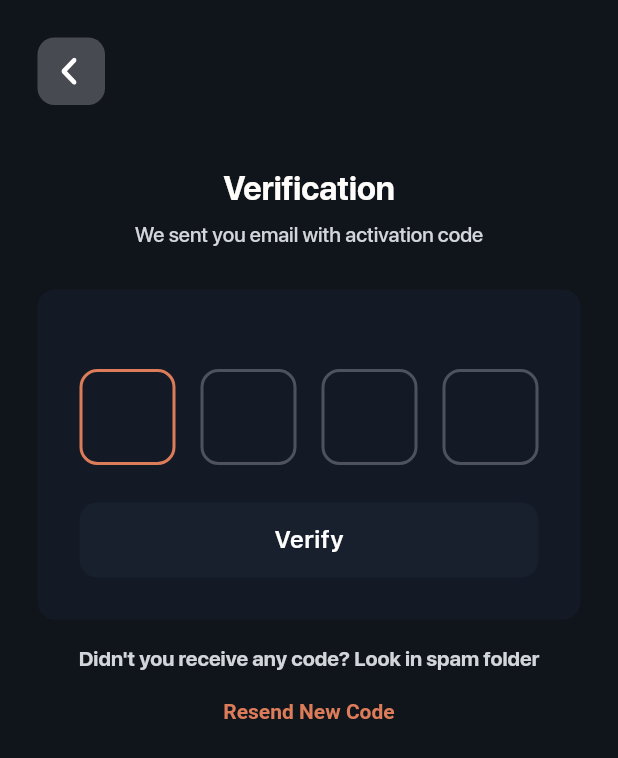
After one commit to Lexxxzy/movies_recomendations, a Flutter app: the Verification screen opened by its route, on a phone screen of 412 x 824 dp. The commit adds this screen. Shown: the top 758 px of the screen. Run offline on Flutter 3.47's test engine with Material 2 defaults, Android fonts, the phone set to English and light mode, and no system bars; our stand-ins replace animated_text_kit, bloc, equatable, flutter_bloc, flutter_svg, flutter_swiper and 6 more; accounts and stored records are empty; network calls fail; project files that could hold a hidden picture were left out.

Commit message:
adding account varification + refactoring

```diff
--- a/lib/components/button.dart
+++ b/lib/components/button.dart
@@ -1,7 +1,7 @@
 import 'package:flutter/material.dart';
 import 'package:movies_recomendations/constants.dart';
 
-class greyButton extends StatelessWidget {
+class myCustomButton extends StatelessWidget {
   late String content;
   late Function onPress;
   late double fontSize;
@@ -9,7 +9,7 @@ class greyButton extends StatelessWidget {
   late double height;
   late Color mainColor;
 
-  greyButton(
+  myCustomButton(
       {required String content,
       required Function onPress,
       double fontSize = 12,
--- a/lib/main.dart
+++ b/lib/main.dart
@@ -5,6 +5,7 @@ import 'package:flutter/material.dart';
 import 'package:movies_recomendations/providers/single_movie_provider.dart';
 import 'package:movies_recomendations/providers/trending_movies_provider.dart';
 import 'package:movies_recomendations/providers/upcoming_movies_provider.dart';
+import 'package:movies_recomendations/screens/authentication/verification/verification.dart';
 import 'package:movies_recomendations/screens/edit_profile/edit_profile_screen.dart';
 import 'package:movies_recomendations/screens/upcomings/upcomings.dart';
 import '/components/splash_screen.dart';
@@ -98,6 +99,7 @@ class MyApp extends StatelessWidget {
             SignUpScreen.routeName: (ctx) => SignUpScreen(),
             Upcomings.routeName: (ctx) => Upcomings(),
             EditProfile.routeName: (ctx) => EditProfile(),
+            Verification.routeName: (ctx) => Verification(),
           },
         ),
       ),
--- a/lib/providers/upcoming_movies_provider.dart
+++ b/lib/providers/upcoming_movies_provider.dart
@@ -53,9 +53,9 @@ class UpcomingMovies with ChangeNotifier {
                 ratingKinopoisk: movieInfo['ratingKinopoisk'] ?? 0.0,
                 title: movieInfo['title'][0],
                 ifSeries: movieInfo['ifSeries'] == 'true' ? true : false,
-                dateTo: '',
+                dateTo: movieInfo['dateTo'],
                 isFavourite: false,
-                seasons: 0,
+                seasons: movieInfo['seasons'] ?? 0,
               )),
             }),
       );
--- a/lib/screens/authentication/sign_in/widgets/main_form.dart
+++ b/lib/screens/authentication/sign_in/widgets/main_form.dart
@@ -125,7 +125,7 @@ class _MainFormState extends State<MainForm> {
         Padding(
           padding: const EdgeInsets.only(top: kDefaultPadding),
           child: _isloading == false
-              ? greyButton(
+              ? myCustomButton(
                   content: 'Log In',
                   onPress: () {
                     submitLogIn(context);
--- a/lib/screens/authentication/sign_up/sign_up_screen.dart
+++ b/lib/screens/authentication/sign_up/sign_up_screen.dart
@@ -4,9 +4,9 @@ import 'package:flutter_svg/svg.dart';
 
 import '../../../constants.dart';
 import '../components/create_login_hint.dart';
+import '../verification/verification.dart';
 import 'widgets/main_form_signUp.dart';
 import '../sign_in/sign_in_screen.dart';
-
 
 class SignUpScreen extends StatefulWidget {
   static String routeName = '/sign_up';
--- /dev/null
+++ b/lib/screens/authentication/verification/verification.dart
@@ -0,0 +1,236 @@
+import 'dart:convert';
+
+import 'package:flutter/material.dart';
+import 'package:flutter_svg/svg.dart';
+import 'package:movies_recomendations/components/backButton.dart';
+import 'package:movies_recomendations/components/button.dart';
+import 'package:movies_recomendations/constants.dart';
+import 'package:http/http.dart' as http;
+import 'package:movies_recomendations/screens/authentication/sign_in/sign_in_screen.dart';
+
+import '../../../models/http_exception.dart';
+import '../components/my_snack_bar.dart';
+
+class Verification extends StatefulWidget {
+  static String routeName = '/verify';
+
+  var inputValue = '';
+  @override
+  _VerificationState createState() => _VerificationState();
+}
+
+class _VerificationState extends State<Verification> {
+  @override
+  Widget build(BuildContext context) {
+    final email = (ModalRoute.of(context)?.settings.arguments ??
+        <String, String>{}) as Map;
+    return Scaffold(
+      resizeToAvoidBottomInset: false,
+      backgroundColor: kBackgroundColor,
+      body: GestureDetector(
+        onTap: () => FocusManager.instance.primaryFocus?.unfocus(),
+        child: SafeArea(
+          child: Padding(
+            padding: const EdgeInsets.symmetric(
+                vertical: kDefaultPadding, horizontal: kDefaultPadding),
+            child: Column(
+              children: [
+                Align(
+                  alignment: Alignment.topLeft,
+                  child: GestureDetector(
+                    onTap: () => Navigator.pop(context),
+                    child: backButton(buttonForm: buttonForms.square),
+                  ),
+                ),
+                const SizedBox(
+                  height: 18,
+                ),
+                // Container(
+                //   width: 200,
+                //   height: 200,
+                //   decoration: BoxDecoration(
+                //     color: Color.fromARGB(0, 220, 124, 89),
+                //     shape: BoxShape.circle,
+                //   ),
+                //   child: SvgPicture.asset('assets/images/verification.svg'),
+                // ),
+                Column(
+                  mainAxisAlignment: MainAxisAlignment.center,
+                  crossAxisAlignment: CrossAxisAlignment.center,
+                  children: [
+                    const SizedBox(
+                      height: 24,
+                    ),
+                    const Text(
+                      'Verification',
+                      style: TextStyle(
+                        fontFamily: 'SFProDisplay',
+                        fontSize: 22,
+                        color: kTextColor,
+                        fontWeight: FontWeight.bold,
+                      ),
+                    ),
+                    const SizedBox(
+                      height: 10,
+                    ),
+                    const Text(
+                      "We sent you email with activation code",
+                      style: const TextStyle(
+                        fontFamily: 'SFProDisplay',
+                        fontSize: 14,
+                        fontWeight: FontWeight.w500,
+                        color: kTextLightColor,
+                      ),
+                      textAlign: TextAlign.center,
+                    ),
+                    const SizedBox(
+                      height: 28,
+                    ),
+                    Container(
+                      padding: const EdgeInsets.all(28),
+                      decoration: BoxDecoration(
+                        color: kThirdColor,
+                        borderRadius: BorderRadius.circular(12),
+                      ),
+                      child: Column(
+                        children: [
+                          const SizedBox(
+                            height: kDefaultPadding,
+                          ),
+                          Row(
+                            mainAxisAlignment: MainAxisAlignment.spaceBetween,
+                            children: [
+                              _textFieldOTP(first: true, last: false),
+                              _textFieldOTP(first: false, last: false),
+                              _textFieldOTP(first: false, last: false),
+                              _textFieldOTP(
+                                  first: false,
+                                  last: true,
+                                  email: email['email']),
+                            ],
+                          ),
+                          const SizedBox(
+                            height: kDefaultPadding,
+                          ),
+                          SizedBox(
+                              width: double.infinity,
+                              height: 50,
+                              child: myCustomButton(
+                                content: 'Verify',
+                                onPress: () {},
+                                fontSize: 16,
+                                mainColor: kThirdColor,
+                              ))
+                        ],
+                      ),
+                    ),
+                    const SizedBox(
+                      height: 18,
+                    ),
+                    const Text(
+                      "Didn't you receive any code? Look in spam folder",
+                      style: TextStyle(
+                        fontFamily: 'SFProDisplay',
+                        fontSize: 14,
+                        fontWeight: FontWeight.bold,
+                        color: kTextLightColor,
+                      ),
+                      textAlign: TextAlign.center,
+                    ),
+                    const SizedBox(
+                      height: 18,
+                    ),
+                    const Text(
+                      "Resend New Code",
+                      style: TextStyle(
+                        fontSize: 14,
+                        fontWeight: FontWeight.bold,
+                        color: kMainColor,
+                      ),
+                      textAlign: TextAlign.center,
+                    ),
+                  ],
+                ),
+              ],
+            ),
+          ),
+        ),
+      ),
+    );
+  }
+
+  Future<void> _sendOTP(email) async {
+    try {
+      final response = await http.post(
+        Uri.parse('http://192.168.1.142:5000/api/v1/verification/validate'),
+        headers: <String, String>{
+          'Content-Type': 'application/json; charset=UTF-8'
+        },
+        body: jsonEncode(
+          <String, String>{
+            'email': email,
+            'code': widget.inputValue,
+          },
+        ),
+      );
+      if (response.body.contains('error')) {
+        ScaffoldMessenger.of(context).showSnackBar(
+            const mySnackBar(message: 'Wrong code!', isError: true)
+                .build(context));
+      } else {
+        ScaffoldMessenger.of(context).showSnackBar(
+            const mySnackBar(message: 'You are all in!', isError: false)
+                .build(context));
+        Navigator.of(context).pushNamed(SignInScreen.routeName);
+      }
+    } on HttpException catch (err) {
+      if (err.toString().contains('error')) {}
+    } finally {
+      widget.inputValue = '';
+      FocusManager.instance.primaryFocus?.unfocus();
+    }
+  }
+
+  Widget _textFieldOTP({required bool first, last, email}) {
+    return Container(
+      height: 64,
+      child: AspectRatio(
+        aspectRatio: 1.0,
+        child: TextField(
+          autofocus: true,
+          onChanged: (value) {
+            widget.inputValue += value;
+            if (value.length == 1 && last == false) {
+              FocusScope.of(context).nextFocus();
+            }
+            if (value.length == 0 && first == false) {
+              FocusScope.of(context).previousFocus();
+            }
+            if (value.length == 1 && last == true) {
+              _sendOTP(email);
+            }
+          },
+          showCursor: false,
+          readOnly: false,
+          textAlign: TextAlign.center,
+          style: const TextStyle(
+              fontSize: 20,
+              fontWeight: FontWeight.bold,
+              fontFamily: 'SFProDisplay',
+              color: kTextColor),
+          keyboardType: TextInputType.number,
+          maxLength: 1,
+          decoration: InputDecoration(
+            counter: const Offstage(),
+            enabledBorder: OutlineInputBorder(
+                borderSide: const BorderSide(width: 2, color: kTextGreyColor),
+                borderRadius: BorderRadius.circular(12)),
+            focusedBorder: OutlineInputBorder(
+                borderSide: const BorderSide(width: 2, color: kMainColor),
+                borderRadius: BorderRadius.circular(12)),
+          ),
+        ),
+      ),
+    );
+  }
+}
--- a/lib/screens/edit_profile/edit_profile_screen.dart
+++ b/lib/screens/edit_profile/edit_profile_screen.dart
@@ -209,7 +209,7 @@ class _EditProfileState extends State<EditProfile> {
           padding: const EdgeInsets.only(top: kDefaultPadding),
           child: Row(
             children: [
-              greyButton(
+              myCustomButton(
                 content: 'Cancel',
                 onPress: () {
                   Navigator.of(context).maybePop();
@@ -222,7 +222,7 @@ class _EditProfileState extends State<EditProfile> {
                 width: kDefaultPadding,
               ),
               _isloading == false
-                  ? greyButton(
+                  ? myCustomButton(
                       content: 'Update',
                       onPress: () {
                         try {
--- a/lib/screens/favourite/favourite_screen.dart
+++ b/lib/screens/favourite/favourite_screen.dart
@@ -146,7 +146,7 @@ class _FavouritesScreenState extends State<FavouritesScreen> {
             child: Padding(
               padding: EdgeInsets.only(
                   top: kDefaultPadding / 2, bottom: kDefaultPadding * 2 - 10),
-              child: greyButton(
+              child: myCustomButton(
                 content: 'Explore new movies',
                 onPress: () => {
                   widget.tabController
--- a/lib/screens/movie_detail/components/movie_detail_body.dart
+++ b/lib/screens/movie_detail/components/movie_detail_body.dart
@@ -112,8 +112,8 @@ class _MovieDetailBodyState extends State<MovieDetailBody> {
     );
   }
 
-  greyButton buildButton(String content) {
-    return greyButton(content: content, onPress: () => {});
+  myCustomButton buildButton(String content) {
+    return myCustomButton(content: content, onPress: () => {});
   }
 
   Container buildRatingBox({
--- a/lib/screens/movie_detail/components/poster_rating.dart
+++ b/lib/screens/movie_detail/components/poster_rating.dart
@@ -14,13 +14,13 @@ class PosterAndRating extends StatelessWidget {
   @override
   Widget build(BuildContext context) {
     return Container(
-      height: size.height * 0.45,
+      height: size.height * 0.50,
       child: Stack(
         children: [
           Hero(
             tag: loadedMovie.poster,
             child: Container(
-              height: size.height * 0.45 - 20,
+              height: size.height * 0.50 - 20,
               decoration: BoxDecoration(
                 borderRadius: const BorderRadius.only(
                   bottomLeft: Radius.circular(30),
--- a/lib/screens/profile/profile_screen.dart
+++ b/lib/screens/profile/profile_screen.dart
@@ -182,7 +182,7 @@ class _bodyProfileState extends State<bodyProfile> {
           ),
           Padding(
             padding: const EdgeInsets.only(top: kDefaultPadding),
-            child: greyButton(
+            child: myCustomButton(
               content: 'EDIT PROFILE',
               onPress: () {
                 // userData.uploadImage(selectedImage, context);
--- a/lib/screens/welcome/components/welcome_body.dart
+++ b/lib/screens/welcome/components/welcome_body.dart
@@ -59,7 +59,7 @@ class WelcomeBody extends StatelessWidget {
             padding: const EdgeInsets.only(
               top: kDefaultPadding * 2,
             ),
-            child: greyButton(
+            child: myCustomButton(
               content: 'Get Started',
               onPress: () {
                 Navigator.of(context)
```
Also changed, not shown: lib/screens/authentication/sign_up/widgets/main_form_signUp.dart (+20 -4 lines), assets/images/verification.svg (added).
